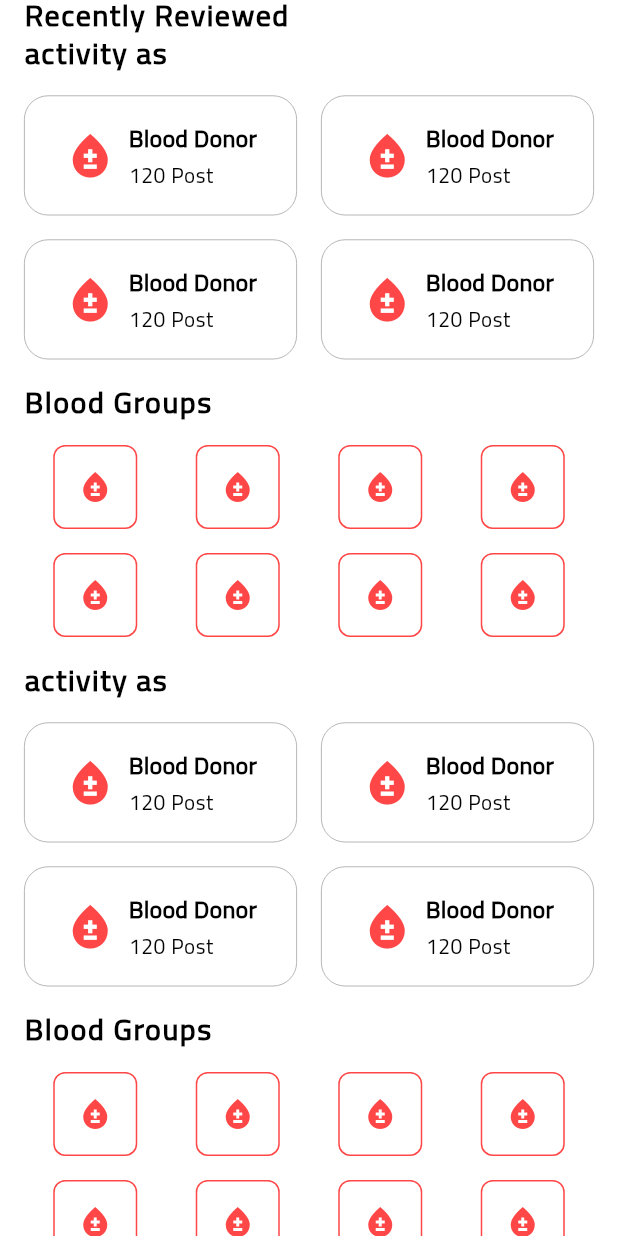
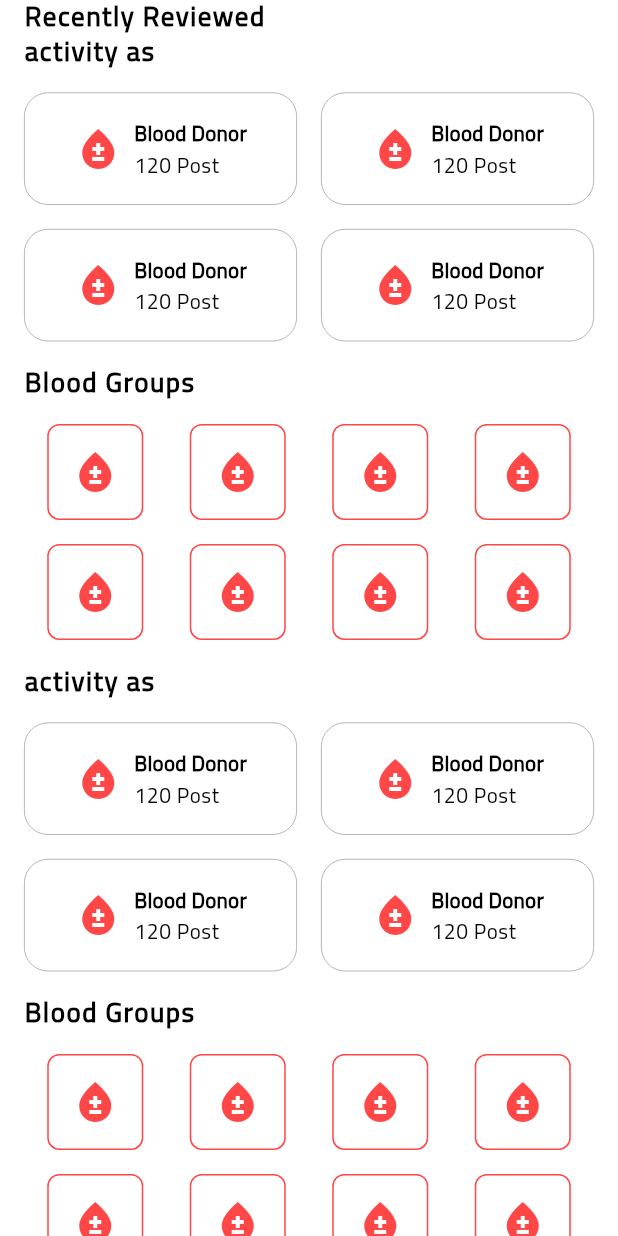
Before and after one commit to AhmedOmran22/Blood-Bank-Application, a Flutter app: the HomeView screen opened directly, scrolled down 576 dp, on a phone screen of 412 x 824 dp. Run offline on Flutter 3.47's test engine with Material 3 defaults, Android fonts, the phone set to English and light mode, and no system bars; our stand-ins replace cloud_firestore, dartz, dio, easy_localization, firebase_auth, firebase_core and 11 more; accounts and stored records are empty.

Commit message:
Adjust widget sizes and text styles for improved layout consistency

```diff
--- a/lib/features/home/presentation/views/widgets/blood_activity_icon.dart
+++ b/lib/features/home/presentation/views/widgets/blood_activity_icon.dart
@@ -11,9 +11,8 @@ class BloodActivityItem extends StatelessWidget {
   Widget build(BuildContext context) {
     return Expanded(
       child: Container(
-        padding: const EdgeInsets.symmetric(horizontal: 16, vertical: 16),
+        padding: const EdgeInsets.symmetric(vertical: 16),
         alignment: Alignment.center,
-        // margin: const EdgeInsets.symmetric(horizontal: 8),
         decoration: BoxDecoration(
           color: Theme.of(context).scaffoldBackgroundColor,
           borderRadius: BorderRadius.circular(16),
@@ -29,18 +28,20 @@ class BloodActivityItem extends StatelessWidget {
             const Icon(
               Icons.bloodtype,
               color: AppColors.primaryColor,
-              size: 35,
+              size: 32,
             ),
             const SizedBox(width: 8),
             Column(
               crossAxisAlignment: CrossAxisAlignment.start,
               mainAxisSize: MainAxisSize.min,
-              mainAxisAlignment: MainAxisAlignment.center,
-              spacing: 4,
+              spacing: 2,
               children: [
                 Text(
                   "Blood Donor",
-                  style: Theme.of(context).textTheme.titleMedium,
+                  style: Theme.of(context)
+                      .textTheme
+                      .titleMedium!
+                      .copyWith(fontSize: 14),
                 ),
                 Text(
                   "120 Post",
--- a/lib/features/home/presentation/views/widgets/blood_type_widget.dart
+++ b/lib/features/home/presentation/views/widgets/blood_type_widget.dart
@@ -20,6 +20,7 @@ class BloodTypeWidget extends StatelessWidget {
         child: Icon(
           Icons.bloodtype,
           color: AppColors.primaryColor,
+          size: 32,
         ),
       ),
     );
--- a/lib/features/home/presentation/views/widgets/home_sliver_app_bar.dart
+++ b/lib/features/home/presentation/views/widgets/home_sliver_app_bar.dart
@@ -14,7 +14,7 @@ class HomeSliverAppBar extends StatelessWidget {
     return SliverAppBar(
       surfaceTintColor: Theme.of(context).colorScheme.surface,
       backgroundColor: Theme.of(context).colorScheme.surface,
-      expandedHeight: 80,
+      expandedHeight: 90,
       floating: true,
       snap: true,
       title: Padding(
@@ -22,7 +22,7 @@ class HomeSliverAppBar extends StatelessWidget {
         child: ListTile(
           contentPadding: const EdgeInsets.symmetric(horizontal: 12),
           leading: const CircleAvatar(
-            radius: 22,
+            radius: 20,
             child: Icon(Icons.person),
           ),
           title: Text(
--- a/lib/features/home/presentation/views/widgets/home_view_body.dart
+++ b/lib/features/home/presentation/views/widgets/home_view_body.dart
@@ -17,7 +17,7 @@ class HomeViewBody extends StatelessWidget {
         SliverToBoxAdapter(child: SizedBox(height: 16)),
         SaveLifeWidget(),
         SliverToBoxAdapter(child: SizedBox(height: 16)),
-        SliverText(text: "activity as "),
+        SliverText(text: "Activity As "),
         SliverToBoxAdapter(child: SizedBox(height: 16)),
         SliverToBoxAdapter(child: ActivityOptions()),
         SliverToBoxAdapter(child: SizedBox(height: 16)),
--- a/lib/features/home/presentation/views/widgets/save_life_widget.dart
+++ b/lib/features/home/presentation/views/widgets/save_life_widget.dart
@@ -26,6 +26,7 @@ class SaveLifeWidget extends StatelessWidget {
               textAlign: TextAlign.center,
               style: Theme.of(context).textTheme.titleLarge!.copyWith(
                     letterSpacing: 1,
+                    fontSize: 20
                   ),
             ),
             SvgPicture.asset(
--- a/lib/features/home/presentation/views/widgets/sliver_text.dart
+++ b/lib/features/home/presentation/views/widgets/sliver_text.dart
@@ -17,7 +17,7 @@ class SliverText extends StatelessWidget {
           style: Theme.of(context)
               .textTheme
               .titleLarge!
-              .copyWith(letterSpacing: 1, fontSize: 20),
+              .copyWith(letterSpacing: 1, fontSize: 18),
         ),
       ),
     );
```
Also changed, not shown: 4 other files.
